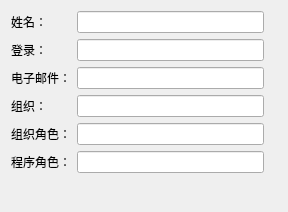
The window that miniSlicer/Slicer/Base/QTGUI/Resources/UI/qSlicerSettingsUserInformationPanel.ui (jiaqiwang969/Slicer) describes before a commit, drawn with Qt 5.
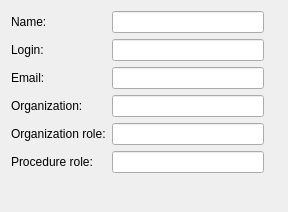
The same window after the commit. Custom widgets are drawn as their Qt base class.

Patch:
```diff
--- a/miniSlicer/Slicer/Base/QTGUI/Resources/UI/qSlicerSettingsUserInformationPanel.ui
+++ b/miniSlicer/Slicer/Base/QTGUI/Resources/UI/qSlicerSettingsUserInformationPanel.ui
@@ -37,7 +37,7 @@
      <item row="4" column="0">
       <widget class="QLabel" name="OrganizationRoleLabel">
        <property name="text">
-        <string>组织角色：</string>
+        <string>Organization role:</string>
        </property>
       </widget>
      </item>
@@ -54,7 +54,7 @@
      <item row="1" column="0">
       <widget class="QLabel" name="LoginLabel">
        <property name="text">
-        <string>登录：</string>
+        <string>Login:</string>
        </property>
       </widget>
      </item>
@@ -74,7 +74,7 @@
         <string>默认保存场景的目录</string>
        </property>
        <property name="text">
-        <string>姓名：</string>
+        <string>Name:</string>
        </property>
       </widget>
      </item>
@@ -91,14 +91,14 @@
      <item row="5" column="0">
       <widget class="QLabel" name="ProcedureRoleLabel">
        <property name="text">
-        <string>程序角色：</string>
+        <string>Procedure role:</string>
        </property>
       </widget>
      </item>
      <item row="3" column="0">
       <widget class="QLabel" name="OrganizationLabel">
        <property name="text">
-        <string>组织：</string>
+        <string>Organization:</string>
        </property>
       </widget>
      </item>
@@ -128,7 +128,7 @@
         <string>应用启动后执行的 Python 脚本</string>
        </property>
        <property name="text">
-        <string>电子邮件：</string>
+        <string>Email:</string>
        </property>
       </widget>
      </item>
```
Left out of the diff: 13 changed lines with no effect on the pictures.
